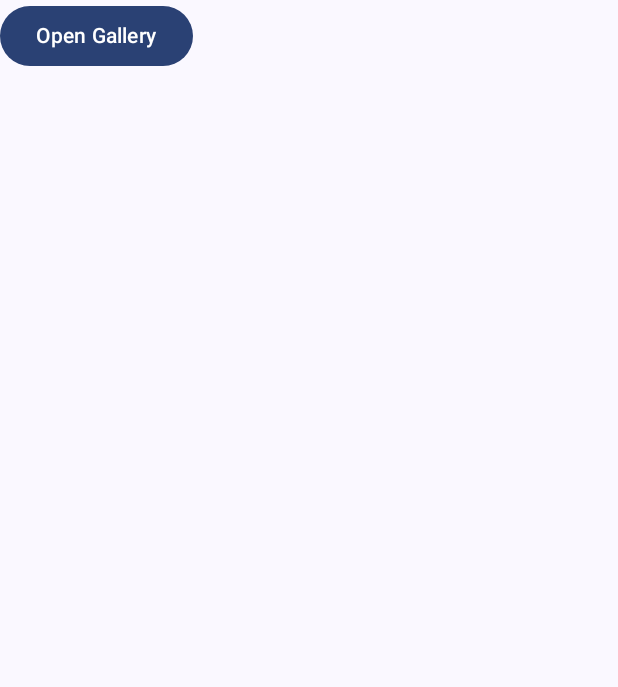
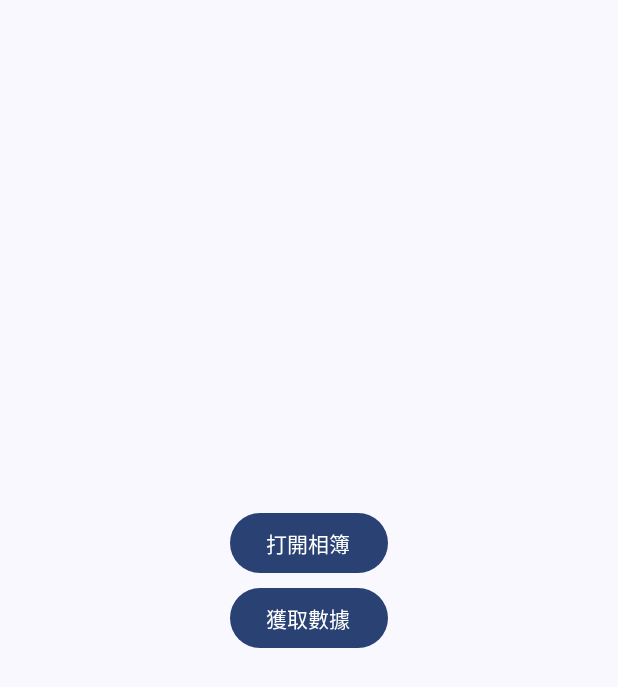
Before and after one commit to weitsunglin/android-app-auto-build-template, an Android app built with Jetpack Compose: the screen it shows after launch (MainActivity), on a phone screen of 412 x 824 dp. Shown: the top 687 px of the screen. Run offline under Robolectric (Android 15) with nearby library versions, the phone set to English and light mode, and no system bars; pictures from the network do not load.

```diff
--- a/app/src/main/AndroidManifest.xml
+++ b/app/src/main/AndroidManifest.xml
@@ -3,6 +3,7 @@
     xmlns:tools="http://schemas.android.com/tools">
 
     <uses-permission android:name="android.permission.READ_EXTERNAL_STORAGE" />
+    <uses-permission android:name="android.permission.INTERNET" />
 
     <application
         android:allowBackup="true"
--- a/app/src/main/java/com/example/android_app_template/MainActivity.kt
+++ b/app/src/main/java/com/example/android_app_template/MainActivity.kt
@@ -7,16 +7,25 @@ import androidx.activity.compose.setContent
 import androidx.activity.compose.rememberLauncherForActivityResult
 import androidx.activity.result.contract.ActivityResultContracts
 import androidx.compose.foundation.Image
-import androidx.compose.foundation.layout.Column
+import androidx.compose.foundation.layout.Box
 import androidx.compose.foundation.layout.fillMaxSize
+import androidx.compose.foundation.layout.offset
+import androidx.compose.foundation.layout.size
+import androidx.compose.foundation.layout.padding
 import androidx.compose.material3.Button
 import androidx.compose.material3.MaterialTheme
 import androidx.compose.material3.Surface
 import androidx.compose.material3.Text
 import androidx.compose.runtime.*
+import androidx.compose.ui.Alignment
 import androidx.compose.ui.Modifier
+import androidx.compose.ui.layout.ContentScale
+import androidx.compose.ui.unit.dp
 import coil.compose.rememberImagePainter
 import com.example.android_app_template.ui.theme.AndroidapptemplateTheme
+import kotlinx.coroutines.launch
+import kotlinx.coroutines.Dispatchers
+import kotlinx.coroutines.withContext
 
 class MainActivity : ComponentActivity() {
     override fun onCreate(savedInstanceState: Bundle?) {
@@ -28,6 +37,7 @@ class MainActivity : ComponentActivity() {
                     color = MaterialTheme.colorScheme.background
                 ) {
                     GalleryImagePicker()
+                    NetworkTestButton()
                 }
             }
         }
@@ -41,16 +51,56 @@ fun GalleryImagePicker() {
         imageUri = uri
     }
 
-    Column(modifier = Modifier.fillMaxSize()) {
-        Button(onClick = { imagePicker.launch("image/*") }) {
-            Text("Open Gallery")
+    // 使用Box布局，使内容居中显示
+    Box(
+        contentAlignment = Alignment.Center,
+        modifier = Modifier.fillMaxSize()
+    ) {
+        // 打开画廊的按钮，向上偏移50dp
+        Button(
+            onClick = { imagePicker.launch("image/*") },
+            modifier = Modifier.offset(y = -50.dp)
+        ) {
+            Text("打開相簿")
         }
+
+        // 如果有選擇圖片，則顯示圖片
         imageUri?.let { uri ->
             Image(
                 painter = rememberImagePainter(uri),
-                contentDescription = "Selected Image",
-                modifier = Modifier.fillMaxSize()
+                contentDescription = "選擇的圖片",
+                modifier = Modifier.fillMaxSize(),
+                contentScale = ContentScale.Crop
             )
         }
     }
 }
+
+@Composable
+fun NetworkTestButton() {
+    val coroutineScope = rememberCoroutineScope()
+
+    // 使用Box容器来指定按钮的大小並使其居中
+    Box(
+        contentAlignment = Alignment.Center,
+        modifier = Modifier
+            .padding(16.dp) // 為Box四周添加一些外邊距，可選
+            .size(width = 200.dp, height = 48.dp) // 直接設置Box的大小
+    ) {
+        // 點擊以發起網絡請求的按鈕
+        Button(
+            onClick = {
+                coroutineScope.launch {
+                    // 確保 NetworkUtils 實例被正確初始化或引用
+                    val networkUtils = NetworkUtils() // 假設你有這樣一個實例
+                    val response = withContext(Dispatchers.IO) {
+                        networkUtils.httpRequest("https://openapi.twse.com.tw/v1/opendata/t187ap14_L")
+                    }
+                    println(response.toString()) // 確保調用 toString() 以避免歧義
+                }
+            }
+        ) {
+            Text("獲取數據")
+        }
+    }
+}
```
Also changed, not shown: app/build.gradle.kts (+10 -0 lines), app/src/main/java/com/example/android_app_template/NetworkUtils.kt (added, +28 -0 lines).
